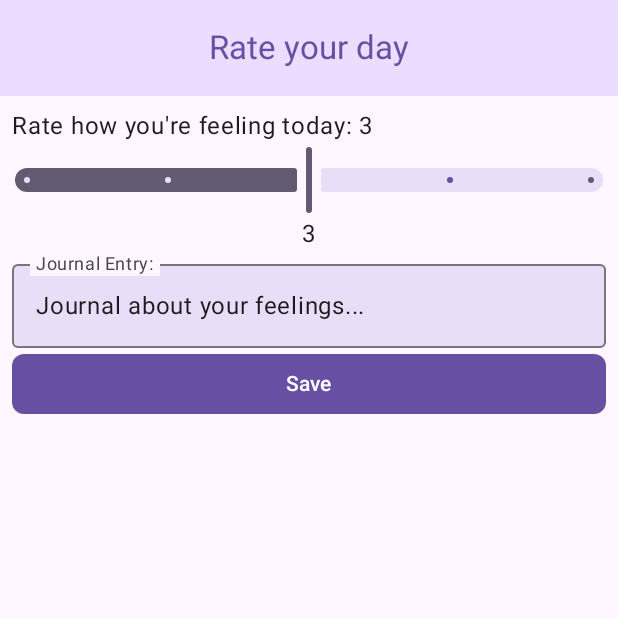
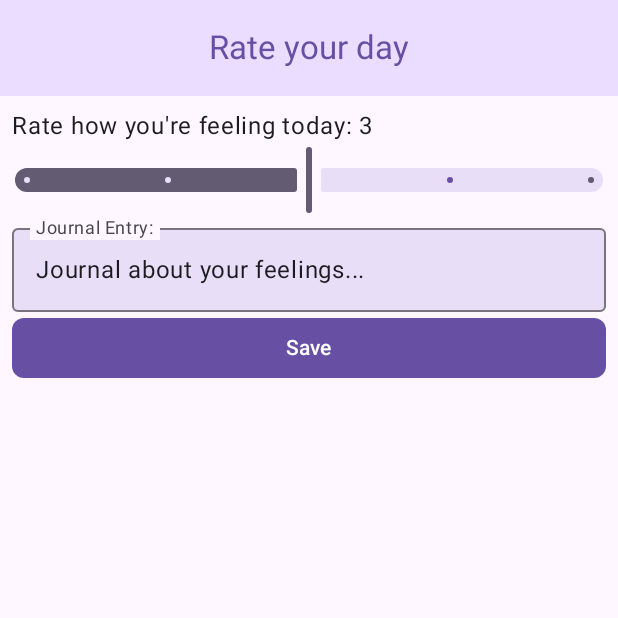
Before and after one commit to ericj22/mood-rate, an Android app built with Jetpack Compose: the composable RateMoodScreen shown on its own in the app's theme, on a phone screen of 412 x 824 dp, the top half of it. Run offline under Robolectric (Android 15) with nearby library versions, the phone set to English and light mode, and no system bars.

Commit message:
Implement viewmodel in rate mood slider

```diff
--- a/app/src/main/java/com/example/moodcheck/ui/rate/RateMoodScreen.kt
+++ b/app/src/main/java/com/example/moodcheck/ui/rate/RateMoodScreen.kt
@@ -13,17 +13,15 @@ import androidx.compose.material3.Slider
 import androidx.compose.material3.SliderDefaults
 import androidx.compose.material3.Text
 import androidx.compose.runtime.Composable
-import androidx.compose.runtime.getValue
-import androidx.compose.runtime.mutableFloatStateOf
-import androidx.compose.runtime.remember
-import androidx.compose.runtime.setValue
 import androidx.compose.ui.Alignment
 import androidx.compose.ui.Modifier
 import androidx.compose.ui.res.stringResource
 import androidx.compose.ui.tooling.preview.Preview
 import androidx.compose.ui.unit.dp
+import androidx.lifecycle.viewmodel.compose.viewModel
 import com.example.moodcheck.MoodTopAppBar
 import com.example.moodcheck.R
+import com.example.moodcheck.ui.AppViewModelProvider
 import com.example.moodcheck.ui.navigation.NavigationDestination
 import com.example.moodcheck.ui.theme.MoodCheckTheme
 
@@ -35,7 +33,8 @@ object RateDestination : NavigationDestination {
 @OptIn(ExperimentalMaterial3Api::class)
 @Composable
 fun RateMoodScreen(
-    modifier: Modifier = Modifier
+    modifier: Modifier = Modifier,
+    viewModel: RateMoodViewModel = viewModel(factory = AppViewModelProvider.Factory)
 ) {
     Scaffold(
         topBar = {
@@ -45,7 +44,11 @@ fun RateMoodScreen(
             )
         }
     ) { innerPadding ->
-        RateMoodBody(modifier = modifier.padding(innerPadding))
+        RateMoodBody(
+            rateUiState = viewModel.rateUiState,
+            onSliderChange = viewModel::updateUiState,
+            modifier = modifier.padding(innerPadding)
+        )
     }
 }
 
@@ -59,13 +62,18 @@ fun RateMoodScreenPreview() {
 
 @Composable
 fun RateMoodBody(
+    rateUiState: RateUiState,
+    onSliderChange: (MoodDetails) -> Unit,
     modifier: Modifier = Modifier
 ) {
     Column(modifier = modifier.padding(8.dp)) {
         Text(
-            text = stringResource(R.string.rate_feeling_prompt) + "3"
+            text = stringResource(R.string.rate_feeling_prompt, rateUiState.mood.rating)
         )
-        RateMoodSlider()
+        RateMoodSlider(
+            moodDetails = rateUiState.mood,
+            onSliderChange = onSliderChange
+        )
         RateMoodJournal()
         Button(
             onClick = {},
@@ -80,16 +88,17 @@ fun RateMoodBody(
 
 @Composable
 fun RateMoodSlider(
-    modifier: Modifier = Modifier
+    moodDetails: MoodDetails,
+    onSliderChange: (MoodDetails) -> Unit,
+    modifier: Modifier = Modifier,
 ) {
-    var sliderPosition by remember { mutableFloatStateOf(3f) }
     Column(
         horizontalAlignment = Alignment.CenterHorizontally,
         modifier = modifier
     ) {
         Slider(
-            value = sliderPosition,
-            onValueChange = { sliderPosition = it },
+            value = moodDetails.rating.toFloat(),
+            onValueChange = { onSliderChange(moodDetails.copy(rating = it.toInt())) },
             colors = SliderDefaults.colors(
                 thumbColor = MaterialTheme.colorScheme.secondary,
                 activeTrackColor = MaterialTheme.colorScheme.secondary,
@@ -98,15 +107,7 @@ fun RateMoodSlider(
             steps = 3,
             valueRange = 1f..5f
         )
-        Text(text = sliderPosition.toInt().toString())
-    }
-}
-
-@Preview(showBackground = true)
-@Composable
-fun RateMoodSliderPreview() {
-    MoodCheckTheme {
-        RateMoodSlider()
+//        Text(text = moodDetails.rating.toString())
     }
 }
 
--- a/app/src/main/res/values/strings.xml
+++ b/app/src/main/res/values/strings.xml
@@ -1,7 +1,7 @@
 <resources>
     <string name="app_name">MoodCheck</string>
     <string name="rate_your_day">Rate your day</string>
-    <string name="rate_feeling_prompt">"Rate how you're feeling today: "</string>
+    <string name="rate_feeling_prompt">"Rate how you're feeling today: %d"</string>
     <string name="save_action">Save</string>
     <string name="journal_about_your_feelings">Journal about your feelings...</string>
     <string name="journal_entry">Journal Entry:</string>
```
